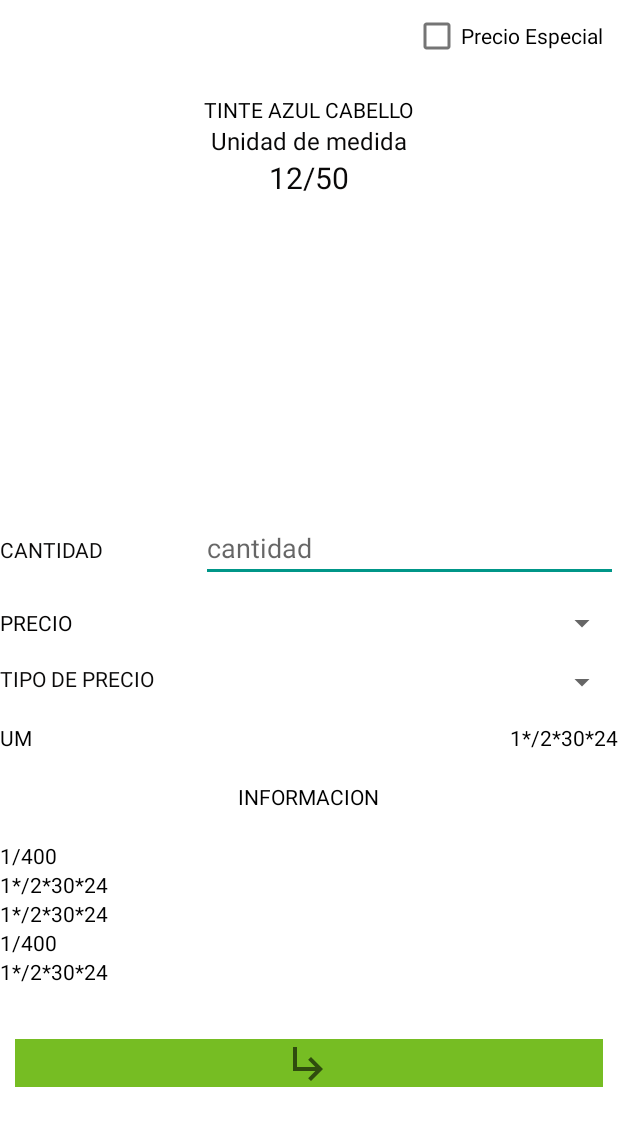
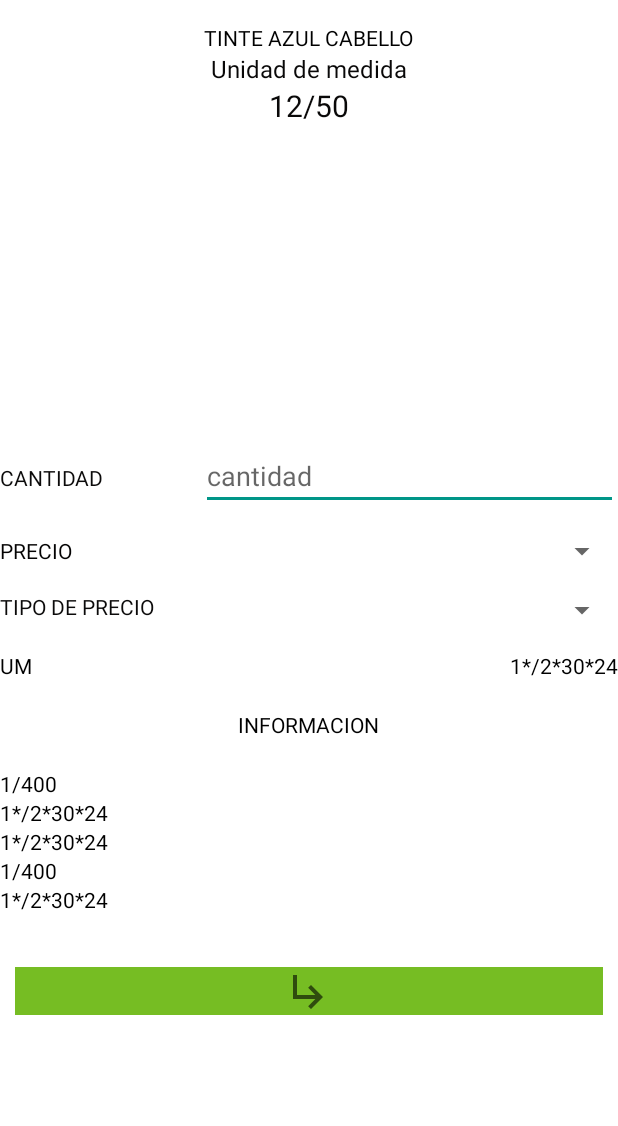
Before and after one commit to helmut1996/APP_SINEVOL, an Android app: the layout activity_main_productos_cliente.xml on its own in the app's theme, with its tools: preview values and no code run, on a phone screen of 412 x 824 dp. Shown: the top 1126 px of the screen. Run offline under Robolectric (Android 15) with nearby library versions, the phone set to English and light mode, and no system bars.

Commit message:
Activacion del precio especial por cliente autorizado

```diff
--- a/app/src/main/AndroidManifest.xml
+++ b/app/src/main/AndroidManifest.xml
@@ -6,7 +6,7 @@
     <uses-permission android:name="android.permission.INTERNET" />
     <uses-permission android:name="android.permission.WRITE_EXTERNAL_STORAGE" />
     <uses-permission android:name="android.permission.ACCESS_WIFI_STATE" />
-    <uses-permission android:name="android.permission.BLUETOOTH"/>
+    <uses-permission android:name="android.permission.BLUETOOTH" />
 
     <application
         android:allowBackup="true"
@@ -15,7 +15,7 @@
         android:roundIcon="@mipmap/ic_launcher"
         android:supportsRtl="true"
         android:theme="@style/Theme.MyApplication">
-        <activity android:name=".MainFullScreen"></activity>
+        <activity android:name=".MainFullScreen" />
         <activity android:name=".MainCheques" />
         <activity android:name=".MainError_Internet" />
         <activity
--- a/app/src/main/java/com/example/sinevol/Adapter/RecycleviewProductoAdapter.java
+++ b/app/src/main/java/com/example/sinevol/Adapter/RecycleviewProductoAdapter.java
@@ -113,7 +113,7 @@ public class RecycleviewProductoAdapter extends PaginatedAdapter<ModelItemsProdu
                                         intent.putExtra("UnidadMed",tvunidadM.getText());
                                         intent.putExtra("info1",tvinfo1.getText());
                                         intent.putExtra("info2",tvinfo2.getText());
-                                        intent.putExtra("info3",tvinfo3.getText());
+                                         intent.putExtra("info3",tvinfo3.getText());
                                         intent.putExtra("info4",tvinfo4.getText());
                                         intent.putExtra("info5",tvinfo5.getText());
                                         intent.putExtra("imagenproducto",tvimagen.getText());
--- a/app/src/main/java/com/example/sinevol/MainListaproducto.java
+++ b/app/src/main/java/com/example/sinevol/MainListaproducto.java
@@ -43,6 +43,7 @@ import java.util.List;
     public static String zonacliente;
     public static String idcliente;
     public static int idvendedor;
+    public static String ClienteE;
     public static int stock;
     public static int IdInventario;
     public String CapturaBuscador="";
@@ -80,6 +81,8 @@ import java.util.List;
             idvendedor= extra.getInt("Idvendedor");
             System.out.println("----> ID Vendedor lista Producto: "+idvendedor);
 
+            ClienteE=extra.getString("ClienteEspecial");
+            System.out.println("-----> pasando cliente especial: "+ClienteE);
         }
 
         listaProducto=new ArrayList<>();
--- a/app/src/main/res/layout/activity_main_productos_cliente.xml
+++ b/app/src/main/res/layout/activity_main_productos_cliente.xml
@@ -13,13 +13,6 @@
         android:orientation="vertical"
         android:id="@+id/linearLayoutClienteProducto">
 
-        <CheckBox
-            android:layout_width="wrap_content"
-            android:layout_height="wrap_content"
-            android:layout_gravity="end"
-            android:text="Precio Especial"
-            android:id="@+id/checkPrecioEspecial"
-            android:layout_marginHorizontal="10dp"/>
         <LinearLayout
             android:layout_width="match_parent"
             android:layout_height="wrap_content"
@@ -70,6 +63,13 @@
             android:text="12/50"
             android:textColor="#090808"
             android:textSize="20sp" />
+            <TextView
+                android:layout_width="match_parent"
+                android:layout_height="wrap_content"
+                android:text="Cliente especial"
+                android:id="@+id/ClienteEspecialProducto"
+                android:visibility="gone"
+                android:gravity="center"/>
 
         <TextView
             android:id="@+id/tvmostraP"
--- a/app/src/main/res/values/strings.xml
+++ b/app/src/main/res/values/strings.xml
@@ -61,7 +61,7 @@
     <string name="text_precioE">Precio Especial</string>
 
 
-<!---mesajes de errores de la otra impresora-->
+    <!---mesajes de errores de la otra impresora-->
     <!--instruction-->
 
 </resources>
```
Also changed, not shown: app/src/main/java/com/example/sinevol/Adapter/RecycleviewAdapter.java (+15 -1 lines), app/src/main/java/com/example/sinevol/MainFactura.java (+6 -4 lines), app/src/main/java/com/example/sinevol/MainProductosCliente.java (+35 -23 lines), app/src/main/java/com/example/sinevol/modelos/ClasslistItemC.java (+12 -1 lines), app/src/main/res/layout/itemcliente.xml (+14 -0 lines).
